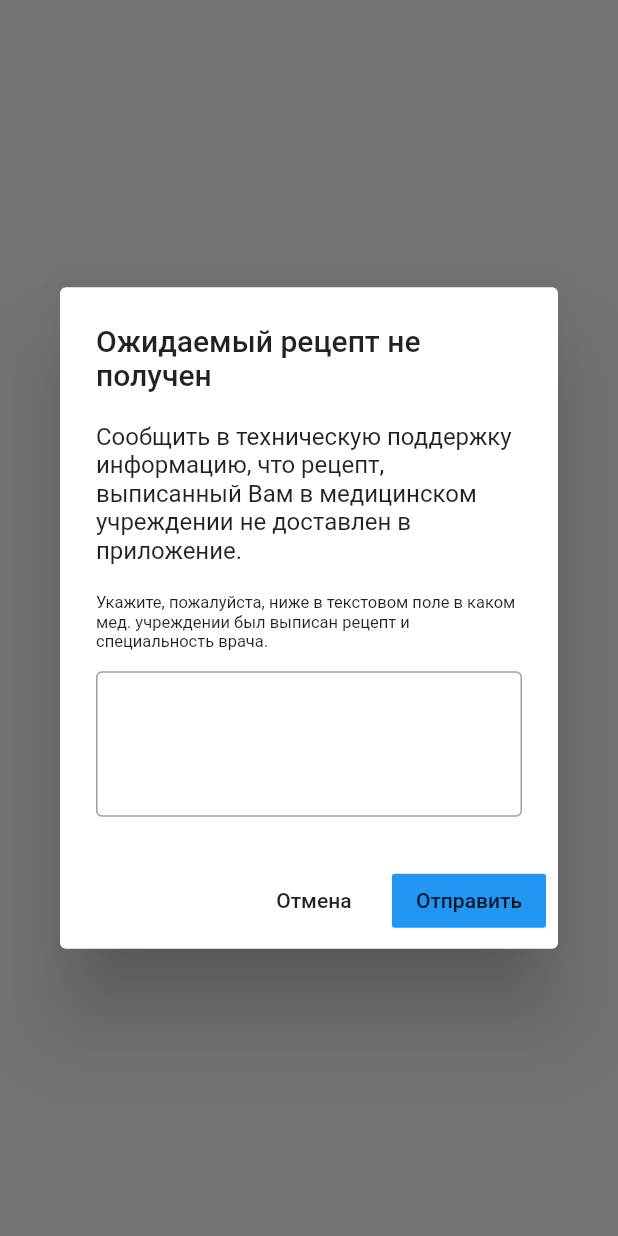
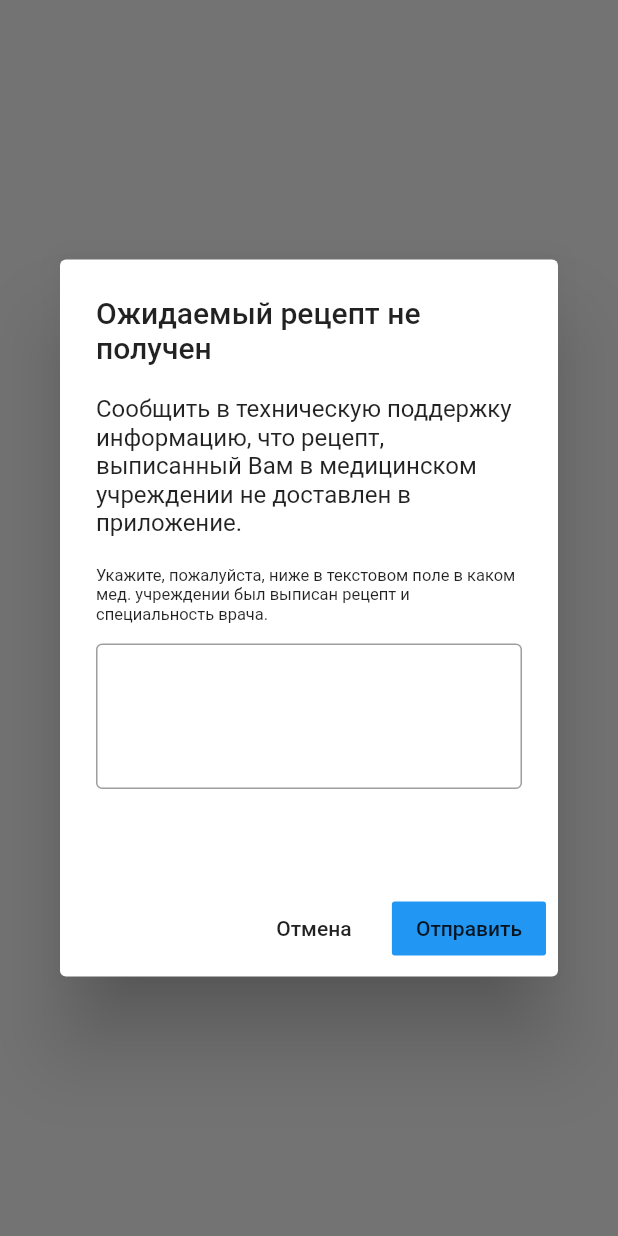
Before and after one commit to Arikaton/pharmacy_app, a Flutter app: what showHelpInfo() shows on an empty page, opened directly with empty values, after a tap on "Ожидаемый рецепт не получен", on a phone screen of 412 x 824 dp. Run offline on Flutter 3.47's test engine with Material 2 defaults, Android fonts, the phone set to English and light mode, and no system bars; our stand-ins replace badges, camera, connectivity, firebase_messaging, flutter_local_notifications, flutter_svg and 9 more; missing offline and left inert: dart:ffi, flutter_rounded_date_picker, flutter_udid, flutter_webview_plugin, pin_code_view; accounts and stored records are empty; network calls fail.

Commit message:
Fix Dialogs

```diff
--- a/lib/home_widget.dart
+++ b/lib/home_widget.dart
@@ -51,7 +51,7 @@ class _HomeLoggedState extends State<HomeLogged> with WidgetsBindingObserver {
     _selectedIndex = widget.firstTab ?? 0;
     _homeWidgets = [HomePageWidget(), TabletsMain(), MainProfile()];
     showWarningESIA();
-    SharedPreferencesWrap.getHelpState().then((state) { if (state = true) showHelpESIAMessage(); } );
+    SharedPreferencesWrap.getHelpState().then((state) { if (state) showHelpESIAMessage(); } );
   }
 
   void showHelpESIAMessage(){
@@ -74,6 +74,7 @@ class _HomeLoggedState extends State<HomeLogged> with WidgetsBindingObserver {
           child: Text("Закрыть и больше не напоминать"),
           onPressed: () async {
             await SharedPreferencesWrap.setHelpState(false);
+            helpMessageWasShowed = true;
             Navigator.pop(context);
           },
         ),
--- a/lib/utils/utils.dart
+++ b/lib/utils/utils.dart
@@ -44,23 +44,21 @@ class Utils{
     showDialog(
         context: context,
         child: AlertDialog(
-          title: Text("Помощь"),
           content: Wrap(
             children: <Widget>[
               Container(
                 width: double.infinity,
                 child: FlatButton(
-                  child: Text("Ожидаемый рецепт не получен"),
+                  child: Text("Ожидаемый рецепт не получен", textAlign: TextAlign.center,),
                   onPressed: () { Navigator.pop(context); sendMessageDialog(context); },
-                  color: Colors.blue,
                 ),
               ),
+              Divider(color: Colors.black54,),
               Container(
                 width: double.infinity,
                 child: FlatButton(
                   child: Text("Справка по разделу"),
                   onPressed: () => Utils.launchUrl(url),
-                  color: Colors.blue,
                 ),
               )
             ],
@@ -90,13 +88,15 @@ class MyDialog extends StatefulWidget{
 
 class MyDialogState extends State<MyDialog>{
   var formKey = GlobalKey<FormState>();
-  String message;
+  String message = "";
 
   @override
   Widget build(BuildContext context) {
     return AlertDialog(
       title: Text("Ожидаемый рецепт не получен"),
-      content: Wrap(
+      content: SizedBox(
+        height: 300,
+        child: ListView(
           children: <Widget>[
             Text("Сообщить в техническую поддержку информацию, что рецепт, выписанный Вам в медицинском учреждении не доставлен в приложение.\n"),
             Text("Укажите, пожалуйста, ниже в текстовом поле в каком мед. учреждении был выписан рецепт и специальность врача.\n", style: TextStyle(fontSize: 11),),
@@ -111,6 +111,7 @@ class MyDialogState extends State<MyDialog>{
               ),
             )
           ],
+        ),
       ),
       actions: <Widget>[
         FlatButton(
@@ -128,6 +129,8 @@ class MyDialogState extends State<MyDialog>{
 
   void sendMessage() async {
     formKey.currentState.save();
+    if (message == "")
+      message = "Ожидаемый рецепт не получен";
     Map<String, String> mData = {"ParentID": "", "Header": "Ожидаемый рецепт не получен", "Body": message};
     print(mData);
     await ServerMessages.sendMessage(mData);
```
Lines whose indentation alone changed are shown as unchanged.
